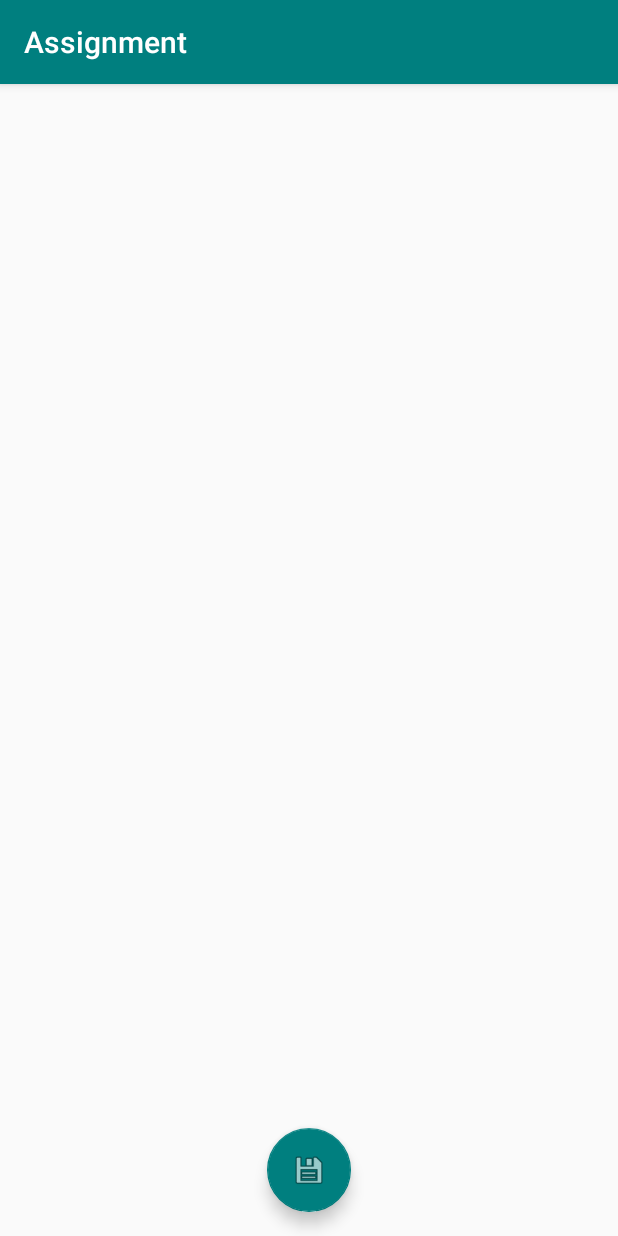
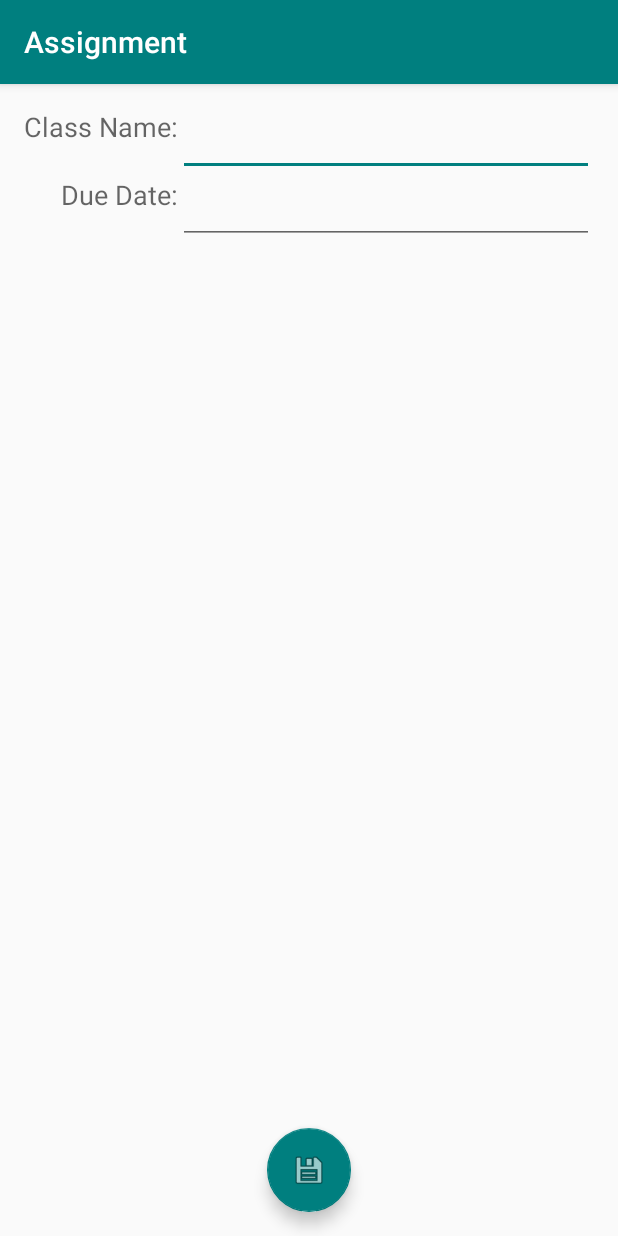
Before and after one commit to jakeprobst/academicplanner, an Android app: the AssignmentActivity screen opened directly, with no data from a screen before it, on a phone screen of 412 x 824 dp. Run offline under Robolectric (Android 15) with nearby library versions, the phone set to English and light mode, and no system bars; 1 statement that could not run was skipped.

Commit message:
Updated master to have basic required activities.

```diff
--- a/app/src/main/java/org/thisnamesucks/academicplanner/AssignmentActivity.java
+++ b/app/src/main/java/org/thisnamesucks/academicplanner/AssignmentActivity.java
@@ -8,6 +8,8 @@ import android.support.v7.app.AppCompatActivity;
 import android.support.v7.widget.Toolbar;
 import android.view.View;
 import android.widget.Toast;
+
+import java.util.ArrayList;
 
 public class AssignmentActivity extends AppCompatActivity {
 
--- /dev/null
+++ b/app/src/main/java/org/thisnamesucks/academicplanner/AssignmentModel.java
@@ -0,0 +1,14 @@
+package org.thisnamesucks.academicplanner;
+
+import com.google.gson.annotations.SerializedName;
+
+/**
+ * Created by Carlos on 11/03/2015.
+ */
+public class AssignmentModel {
+
+    @SerializedName("name")
+    public String name;
+    @SerializedName("classname")
+    public String classname;
+}
--- a/app/src/main/res/layout/activity_assignment.xml
+++ b/app/src/main/res/layout/activity_assignment.xml
@@ -17,6 +17,8 @@
 
     <include layout="@layout/content_assignment" />
 
+
+
     <android.support.design.widget.FloatingActionButton android:id="@+id/fab"
         android:layout_width="wrap_content" android:layout_height="wrap_content"
         android:layout_gravity="bottom|center" android:layout_margin="@dimen/fab_margin"
--- a/app/src/main/res/layout/content_assignment.xml
+++ b/app/src/main/res/layout/content_assignment.xml
@@ -10,4 +10,56 @@
     tools:showIn="@layout/activity_assignment"
     tools:context="org.thisnamesucks.academicplanner.AssignmentActivity">
 
+    <EditText
+        android:layout_width="150dp"
+        android:layout_height="wrap_content"
+        android:id="@+id/editText"
+        android:layout_alignParentTop="true"
+        android:layout_alignParentRight="true"
+        android:layout_alignParentEnd="true"
+        android:layout_toRightOf="@+id/textView"
+        android:layout_toEndOf="@+id/textView" />
+
+    <TextView
+        android:layout_width="wrap_content"
+        android:layout_height="wrap_content"
+        android:textAppearance="?android:attr/textAppearanceMedium"
+        android:text="Class Name:"
+        android:id="@+id/textView"
+        android:layout_alignParentTop="true"
+        android:layout_alignParentLeft="true"
+        android:layout_alignParentStart="true"
+        android:layout_alignBottom="@+id/editText" />
+
+    <TextView
+        android:layout_width="wrap_content"
+        android:layout_height="wrap_content"
+        android:textAppearance="?android:attr/textAppearanceMedium"
+        android:text="Due Date:"
+        android:id="@+id/textView2"
+        android:layout_below="@+id/textView"
+        android:layout_toLeftOf="@+id/editText2" />
+
+    <EditText
+        android:layout_width="wrap_content"
+        android:layout_height="wrap_content"
+        android:inputType="date"
+        android:ems="10"
+        android:id="@+id/editText2"
+        android:layout_alignTop="@+id/textView2"
+        android:layout_alignRight="@+id/editText"
+        android:layout_alignEnd="@+id/editText"
+        android:layout_alignLeft="@+id/editText"
+        android:layout_alignStart="@+id/editText" />
+
+    <ListView
+        android:layout_width="wrap_content"
+        android:layout_height="320dp"
+        android:id="@+id/listView"
+        android:layout_below="@+id/editText2"
+        android:layout_alignParentLeft="true"
+        android:layout_alignParentStart="true"
+        android:layout_alignRight="@+id/editText2"
+        android:layout_alignEnd="@+id/editText2" />
+
 </RelativeLayout>
```
